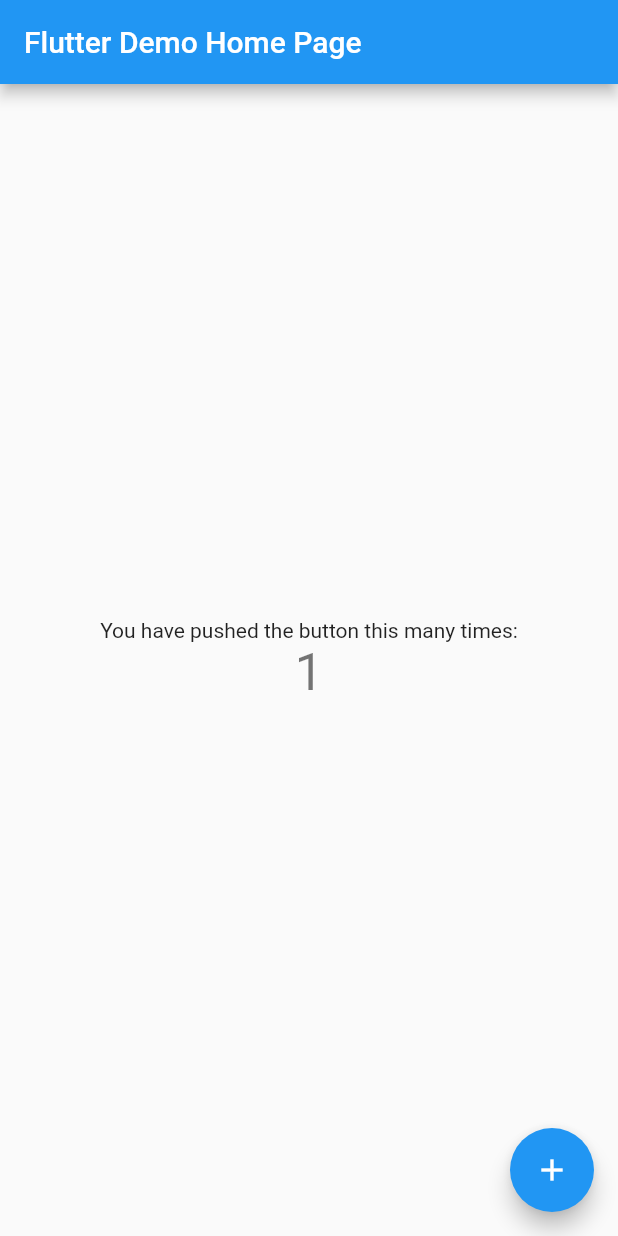
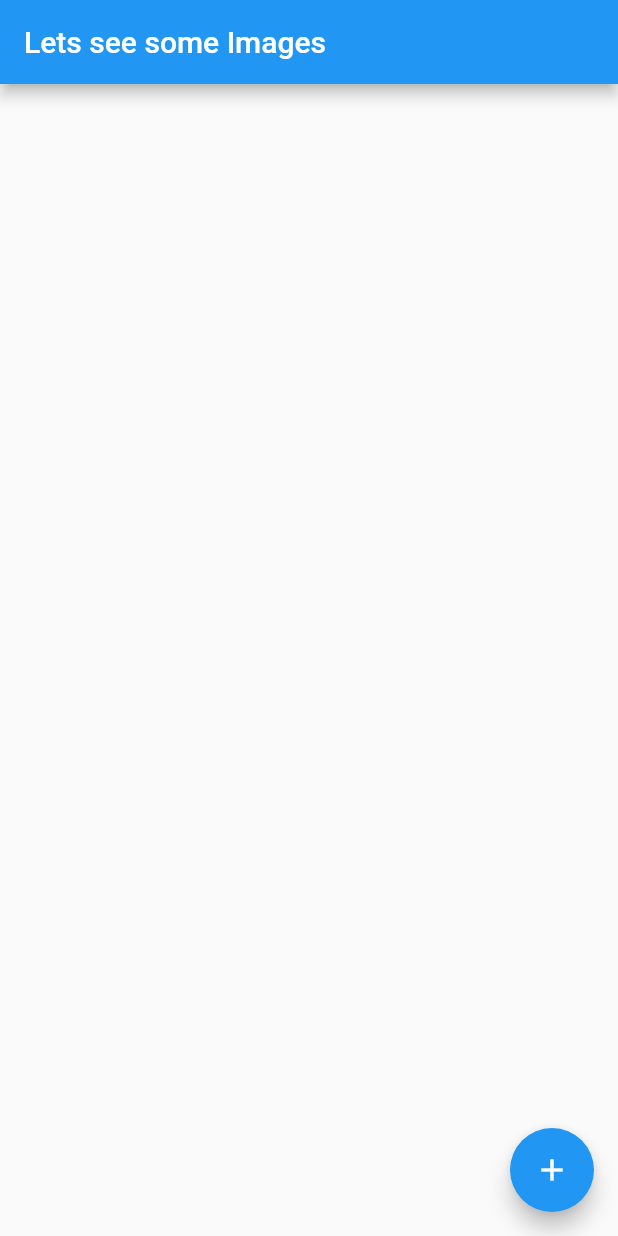
Before and after one commit to KitkatStudiio/flutter_1stTutorial, a Flutter app: the screen it shows after launch, after a tap on the "add" icon, on a phone screen of 412 x 824 dp. Run offline on Flutter 3.47's test engine with Material 2 defaults, Android fonts, the phone set to English and light mode, and no system bars.

Commit message:
Removed auto generated code
Removed all auto generated code so we can start learning from basics implementing each one by one

```diff
--- a/flutter_image_handling/lib/main.dart
+++ b/flutter_image_handling/lib/main.dart
@@ -1,111 +1,26 @@
+// I need to import helperlibraries form flutter to get content on the screen
 import 'package:flutter/material.dart';
 
-void main() => runApp(MyApp());
+//Define a 'main' function to run when our app starts
+void main() {
 
-class MyApp extends StatelessWidget {
-  // This widget is the root of your application.
-  @override
-  Widget build(BuildContext context) {
-    return MaterialApp(
-      title: 'Flutter Demo',
-      theme: ThemeData(
-        // This is the theme of your application.
-        //
-        // Try running your application with "flutter run". You'll see the
-        // application has a blue toolbar. Then, without quitting the app, try
-        // changing the primarySwatch below to Colors.green and then invoke
-        // "hot reload" (press "r" in the console where you ran "flutter run",
-        // or simply save your changes to "hot reload" in a Flutter IDE).
-        // Notice that the counter didn't reset back to zero; the application
-        // is not restarted.
-        primarySwatch: Colors.blue,
+// Create a new tex widget to show some text on the screen
+var app = MaterialApp(
+  home: Scaffold(
+    appBar: AppBar(title: Text('Lets see some Images')
+    ),
+    floatingActionButton: FloatingActionButton(
+      child: Icon(
+        Icons.add
       ),
-      home: MyHomePage(title: 'Flutter Demo Home Page'),
-    );
-  }
+      onPressed: () {
+        print('hi There');
+      },
+    ),
+  ),
+);
+
+// Take that widget and get it on the screen
+runApp(app);
+
 }
-
-class MyHomePage extends StatefulWidget {
-  MyHomePage({Key key, this.title}) : super(key: key);
-
-  // This widget is the home page of your application. It is stateful, meaning
-  // that it has a State object (defined below) that contains fields that affect
-  // how it looks.
-
-  // This class is the configuration for the state. It holds the values (in this
-  // case the title) provided by the parent (in this case the App widget) and
-  // used by the build method of the State. Fields in a Widget subclass are
-  // always marked "final".
-
-  final String title;
-
-  @override
-  _MyHomePageState createState() => _MyHomePageState();
-}
-
-class _MyHomePageState extends State<MyHomePage> {
-  int _counter = 0;
-
-  void _incrementCounter() {
-    setState(() {
-      // This call to setState tells the Flutter framework that something has
-      // changed in this State, which causes it to rerun the build method below
-      // so that the display can reflect the updated values. If we changed
-      // _counter without calling setState(), then the build method would not be
-      // called again, and so nothing would appear to happen.
-      _counter++;
-    });
-  }
-
-  @override
-  Widget build(BuildContext context) {
-    // This method is rerun every time setState is called, for instance as done
-    // by the _incrementCounter method above.
-    //
-    // The Flutter framework has been optimized to make rerunning build methods
-    // fast, so that you can just rebuild anything that needs updating rather
-    // than having to individually change instances of widgets.
-    return Scaffold(
-      appBar: AppBar(
-        // Here we take the value from the MyHomePage object that was created by
-        // the App.build method, and use it to set our appbar title.
-        title: Text(widget.title),
-      ),
-      body: Center(
-        // Center is a layout widget. It takes a single child and positions it
-        // in the middle of the parent.
-        child: Column(
-          // Column is also layout widget. It takes a list of children and
-          // arranges them vertically. By default, it sizes itself to fit its
-          // children horizontally, and tries to be as tall as its parent.
-          //
-          // Invoke "debug painting" (press "p" in the console, choose the
-          // "Toggle Debug Paint" action from the Flutter Inspector in Android
-          // Studio, or the "Toggle Debug Paint" command in Visual Studio Code)
-          // to see the wireframe for each widget.
-          //
-          // Column has various properties to control how it sizes itself and
-          // how it positions its children. Here we use mainAxisAlignment to
-          // center the children vertically; the main axis here is the vertical
-          // axis because Columns are vertical (the cross axis would be
-          // horizontal).
-          mainAxisAlignment: MainAxisAlignment.center,
-          children: <Widget>[
-            Text(
-              'You have pushed the button this many times:',
-            ),
-            Text(
-              '$_counter',
-              style: Theme.of(context).textTheme.display1,
-            ),
-          ],
-        ),
-      ),
-      floatingActionButton: FloatingActionButton(
-        onPressed: _incrementCounter,
-        tooltip: 'Increment',
-        child: Icon(Icons.add),
-      ), // This trailing comma makes auto-formatting nicer for build methods.
-    );
-  }
-}
--- /dev/null
+++ b/flutter_image_handling/lib/src/app.dart
@@ -0,0 +1,4 @@
+import 'package:flutter/material.dart';
+
+
+// Create a class that will be our custom widget
```
